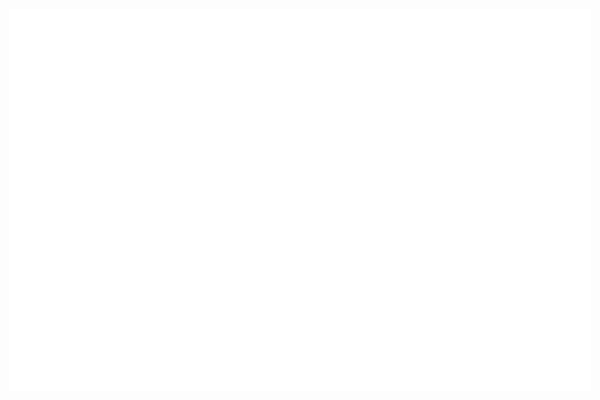
Above: uitk/ui/0/init.ui from m3trik/tentacle before the change. Below: the same form after it.
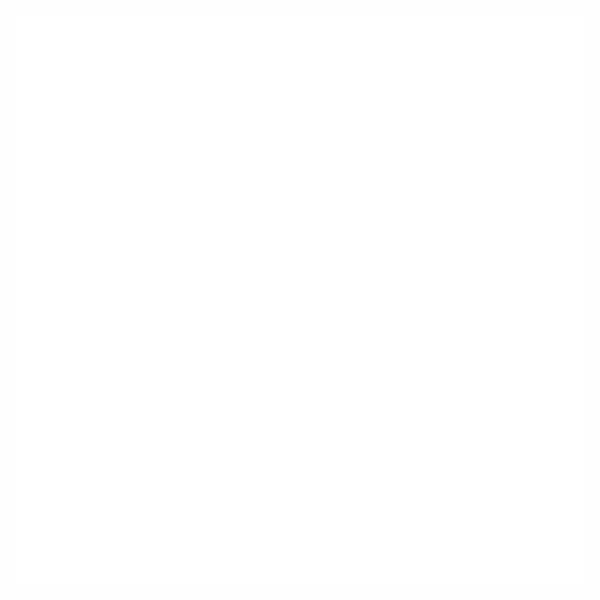
That is the form after the change. Custom widgets are drawn as their Qt base class.

Patch:
```diff
--- a/uitk/ui/0/init.ui
+++ b/uitk/ui/0/init.ui
@@ -10,7 +10,7 @@
     <x>0</x>
     <y>0</y>
     <width>600</width>
-    <height>400</height>
+    <height>600</height>
    </rect>
   </property>
   <property name="sizePolicy">
@@ -21,14 +21,8 @@
   </property>
   <property name="minimumSize">
    <size>
-    <width>0</width>
-    <height>0</height>
-   </size>
-  </property>
-  <property name="maximumSize">
-   <size>
-    <width>16777215</width>
-    <height>16777215</height>
+    <width>600</width>
+    <height>600</height>
    </size>
   </property>
   <property name="cursor">
```
Left out of the diff: 4 changed lines with no effect on the pictures.
